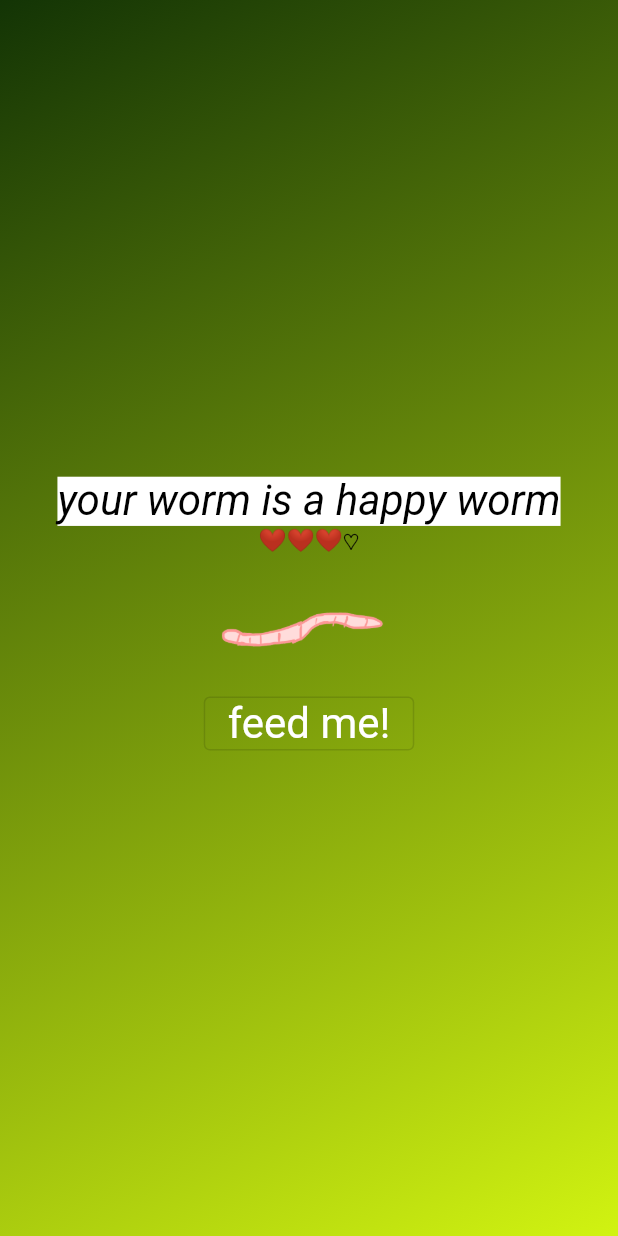
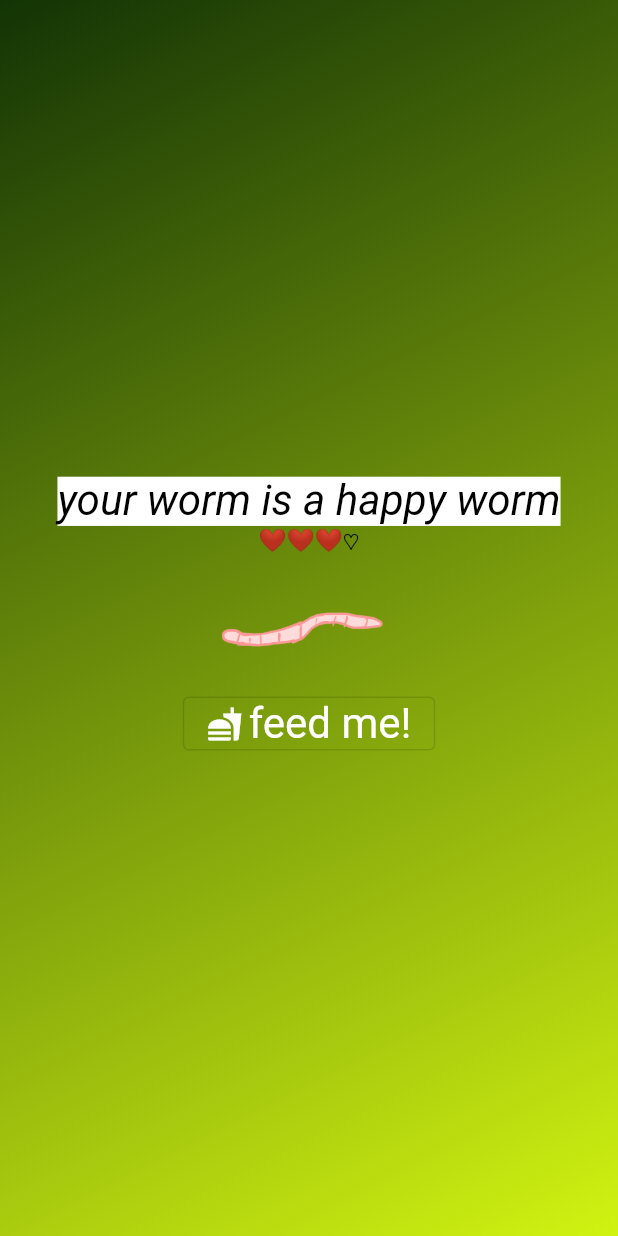
Before and after one commit to abbymachines/habit_vpet, a Flutter app: the screen it shows after launch, on a phone screen of 412 x 824 dp. Run offline on Flutter 3.47's test engine with Material 2 defaults, Android fonts, the phone set to English and light mode, and no system bars.

Commit message:
add fastfood icon to pet_feeder button

```diff
--- a/lib/pet_feeder.dart
+++ b/lib/pet_feeder.dart
@@ -27,12 +27,14 @@ class _PetFeederState extends State<PetFeeder> {
       mainAxisSize: MainAxisSize.min,
       children: [
         Image.asset('assets/images/worm$currentPetFrame.png', width: 200),
-        OutlinedButton(
+        OutlinedButton.icon(
           onPressed: feedPet,
           style: OutlinedButton.styleFrom(
-              foregroundColor: Colors.white,
-              textStyle: const TextStyle(fontSize: 28)),
-          child: const Text('feed me!'),
+            foregroundColor: Colors.white,
+            textStyle: const TextStyle(fontSize: 28),
+          ),
+          icon: const Icon(Icons.fastfood),
+          label: const Text('feed me!'),
         ),
       ],
     );
```
